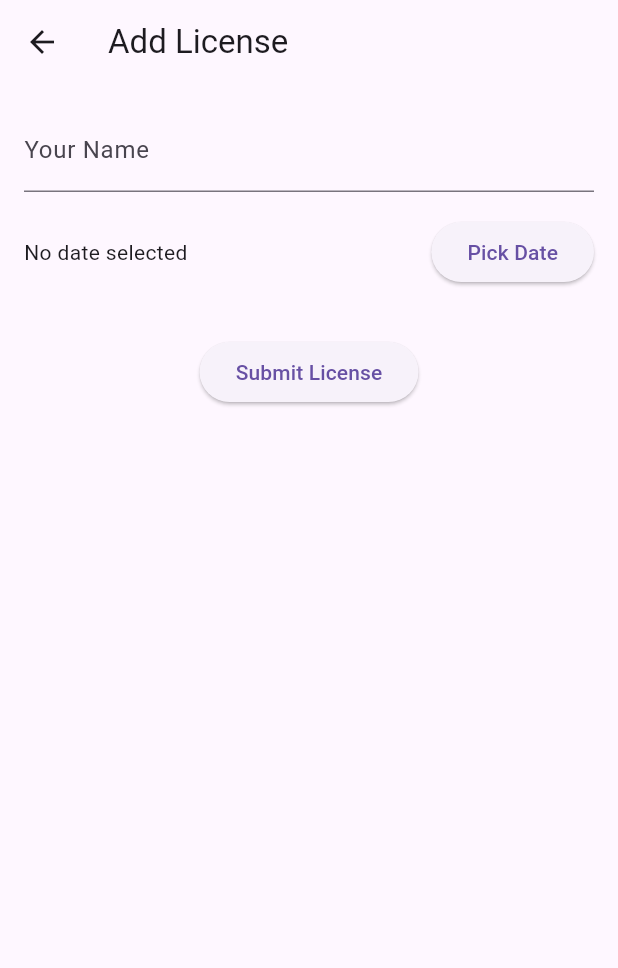
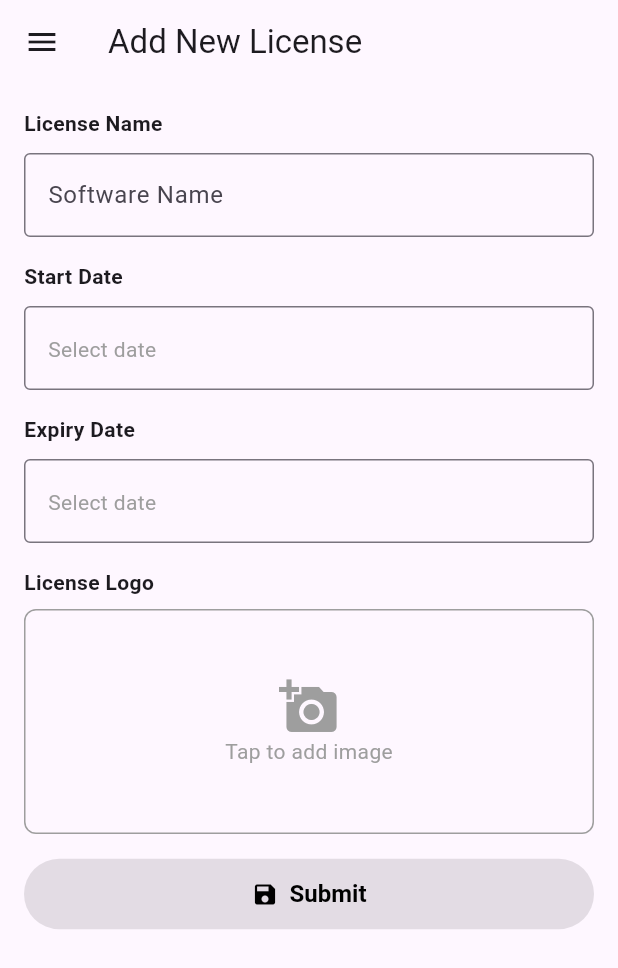
Before and after one commit to mohamedamine-code/chech_Licence_Flutter, a Flutter app: the AddLicenseScreen screen opened by its route, on a phone screen of 412 x 824 dp. Shown: the top 968 px of the screen. Run offline on Flutter 3.47's test engine with Material 3 defaults, Android fonts, the phone set to English and light mode, and no system bars; our stand-ins replace firebase_analytics, firebase_core, firebase_messaging, flutter_dotenv, flutter_local_notifications, image_picker and 2 more; missing offline and left inert: mailer; accounts and stored records are empty.

Commit message:
push data commit

```diff
--- a/lib/pages/NewAddLicense.dart
+++ b/lib/pages/NewAddLicense.dart
@@ -1,7 +1,12 @@
+import 'dart:io';
+
+import 'package:check_license/Component/Drawer.dart';
 import 'package:flutter/material.dart';
 import 'package:firebase_messaging/firebase_messaging.dart';
 import 'package:http/http.dart' as http;
 import 'dart:convert';
+
+import 'package:image_picker/image_picker.dart';
 
 
 
@@ -16,12 +21,17 @@ class _AddLicenseScreenState extends State<AddLicenseScreen> {
   DateTime? _selectedDate;
   bool _loading = false;
 
+  File? _selectedImage;
+  String _softwareName = '';
+  DateTime? _expiryDate;
+
   Future<void> _submitForm() async {
     if (_formKey.currentState!.validate() && _selectedDate != null) {
       setState(() => _loading = true);
 
       final fcmToken = await FirebaseMessaging.instance.getToken();
-      final expiryDate = _selectedDate!.toIso8601String().split('T').first;
+      final expiryDate = _expiryDate!.toIso8601String().split('T').first;
+      final selectedDate = _selectedDate!.toIso8601String().split('T').first;
 
       final uri = Uri.parse('http://192.168.0.56:3000/add-license',); // Replace with your server IP
 
@@ -30,6 +40,7 @@ class _AddLicenseScreenState extends State<AddLicenseScreen> {
         headers: {'Content-Type': 'application/json'},
         body: jsonEncode({
           'name': _nameController.text,
+          '_selectedDate': selectedDate,
           'expiryDate': expiryDate,
           'fcmToken': fcmToken,
         }),
@@ -53,6 +64,11 @@ class _AddLicenseScreenState extends State<AddLicenseScreen> {
     }
   }
 
+
+
+
+
+
   void _pickDate() async {
     final now = DateTime.now();
     final picked = await showDatePicker(
@@ -68,53 +84,202 @@ class _AddLicenseScreenState extends State<AddLicenseScreen> {
     }
   }
 
+  Future<void> _pickImage() async {
+    final picker = ImagePicker();
+    final pickedFile = await picker.pickImage(source: ImageSource.gallery);
+    if (pickedFile != null) {
+      setState(() {
+        _selectedImage = File(pickedFile.path);
+      });
+    }
+  }
+
+  Future<void> _selectDateFin(BuildContext context) async {
+    final picked = await showDatePicker(
+      context: context,
+      initialDate: _expiryDate ?? DateTime.now(),
+      firstDate: DateTime.now(),
+      lastDate: DateTime(2100),
+    );
+
+    if (picked != null && picked != _expiryDate) {
+      setState(() {
+        _expiryDate = picked;
+      });
+    }
+  }
+
+  Future<void> _selectDateStart(BuildContext context) async {
+    final picked = await showDatePicker(
+      context: context,
+      initialDate: _selectedDate ?? DateTime.now(),
+      firstDate: DateTime(2000),
+      lastDate: DateTime(2100),
+    );
+
+    if (picked != null && picked != _selectedDate) {
+      setState(() {
+        _selectedDate = picked;
+      });
+    }
+  }
+
+
   @override
   Widget build(BuildContext context) {
     return Scaffold(
-      appBar: AppBar(title: Text('Add License')),
+      drawer: MyDrawer(),
+      appBar: AppBar(
+        title: Text('Add New License')),
       body: Padding(
-        padding: const EdgeInsets.all(16),
+        padding: const EdgeInsets.all(16.0),
         child: Form(
           key: _formKey,
-          child: Column(
+          child: ListView(
             children: [
-              TextFormField(
+            Column(
+              mainAxisAlignment: MainAxisAlignment.spaceBetween,
+
+              children: [
+                /// Software Name
+                Column(
+                  crossAxisAlignment: CrossAxisAlignment.start,
+                  children: [
+                    Text(
+                      'License Name',
+                      style: TextStyle(fontWeight: FontWeight.bold),
+                    ),
+                    SizedBox(height: 10),
+                    TextField(
+                      decoration: InputDecoration(
+                        hintText: 'Software Name',
+                        border: OutlineInputBorder(),
+                      ),
                       controller: _nameController,
-                decoration: InputDecoration(labelText: 'Your Name'),
-                validator: (value) => value!.isEmpty ? 'Enter your name' : null,
+                    ),
+
+                    SizedBox(height: 16),
+                    //start date
+                    Text(
+                      'Start Date',
+                      style: TextStyle(fontWeight: FontWeight.bold),
+                    ),
+
+                    SizedBox(height: 10),
+
+                    InkWell(
+                      onTap: () => _selectDateStart(context),
+                      child: InputDecorator(
+                        decoration: InputDecoration(
+                          hintText: 'Start Date',
+                          border: OutlineInputBorder(),
+                        ),
+                        child: Text(
+                          _selectedDate == null
+                              ? 'Select date'
+                              : '${_selectedDate!.toLocal()}'.split(' ')[0],
+                          style: TextStyle(
+                            color: _selectedDate == null ? Colors.grey : Colors.black,
+                          ),
+                        ),
+                      ),
                     ),
                     SizedBox(height: 16),
-              Row(
-                children: [
-                  Expanded(
+
+                    /// Expiry Date Picker
+                    Text(
+                      'Expiry Date',
+                      style: TextStyle(fontWeight: FontWeight.bold),
+                    ),
+                    SizedBox(height: 10),
+                    InkWell(
+                      onTap: () => _selectDateFin(context),
+                      child: InputDecorator(
+                        decoration: InputDecoration(
+                          hintText: 'Expiry Date',
+                          border: OutlineInputBorder(),
+                        ),
                         child: Text(
-                      _selectedDate == null
-                          ? 'No date selected'
-                          : 'Expiry Date: ${_selectedDate!.toLocal().toString().split(' ')[0]}',
+                          _expiryDate == null
+                              ? 'Select date'
+                              : '${_expiryDate!.toLocal()}'.split(' ')[0],
+                          style: TextStyle(
+                            color:
+                                _expiryDate == null ? Colors.grey : Colors.black,
                           ),
                         ),
-                  ElevatedButton(
-                    onPressed: _pickDate,
-                    child: Text('Pick Date'),
+                      ),
+                    ),
+                    SizedBox(height: 16),
+
+                    // pick image
+                    Text(
+                      'License Logo',
+                      style: TextStyle(fontWeight: FontWeight.bold),
+                    ),
+                    SizedBox(height: 8),
+                    GestureDetector(
+                      onTap: _pickImage,
+                      child: Container(
+                        height: 150,
+                        width: double.infinity,
+                        decoration: BoxDecoration(
+                          border: Border.all(color: Colors.grey),
+                          borderRadius: BorderRadius.circular(8),
+                        ),
+                        child:
+                            _selectedImage != null
+                                ? Image.file(_selectedImage!, fit: BoxFit.cover)
+                                : Center(
+                                  child: Column(
+                                    mainAxisAlignment: MainAxisAlignment.center,
+                                    children: [
+                                      Icon(
+                                        Icons.add_a_photo,
+                                        size: 40,
+                                        color: Colors.grey,
+                                      ),
+                                      Text(
+                                        'Tap to add image',
+                                        style: TextStyle(color: Colors.grey),
                                       ),
                                     ],
                                   ),
-              SizedBox(height: 32),
-              _loading
-                  ? CircularProgressIndicator()
-                  : ElevatedButton(
-                      onPressed: _submitForm,
-                      child: Text('Submit License'),
                                 ),
-              // ElevatedButton(
-              //   onPressed: () {
-              //     Navigator.push(
-              //       context,
-              //       MaterialPageRoute(builder: (_) => LicenseGridPage()),
-              //     );
-              //   },
-              //   child: Text('View All Licenses'),
-              // ),
+                      ),
+                    ),
+                    SizedBox(height: 16),
+                  ],
+                ),
+
+                /// Submit Button
+                Container(
+                  margin: EdgeInsets.only(bottom: 20),
+                  width: double.infinity,
+                  child: ElevatedButton.icon(
+                    icon: Icon(Icons.save, color: Colors.black),
+                    label: Text(
+                      'Submit',
+                      style: TextStyle(
+                        color: Colors.black,
+                        fontWeight: FontWeight.bold,
+                      ),
+                    ),
+                    onPressed:
+                        (_nameController.text.isNotEmpty &&
+                                _selectedDate != null &&
+                                _expiryDate != null &&
+                                _selectedImage != null)
+                            ? _submitForm
+                            : null,
+                    style: ElevatedButton.styleFrom(
+                      padding: EdgeInsets.symmetric(vertical: 14),
+                      textStyle: TextStyle(fontSize: 16),
+                    ),
+                  ),
+                ),
+              ],
+            ),
             ],
           ),
         ),
```
Lines whose indentation alone changed are shown as unchanged.
